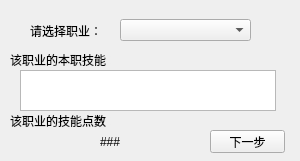
This is UI/ChooseProfession_UI.ui in Chlamydomonos/coc7sys as Qt 5 draws it before an edit. The edited form follows.
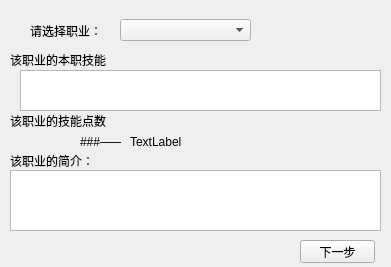
This is the edited form.

Diff of the .ui file:
```diff
--- a/UI/ChooseProfession_UI.ui
+++ b/UI/ChooseProfession_UI.ui
@@ -6,8 +6,8 @@
    <rect>
     <x>0</x>
     <y>0</y>
-    <width>300</width>
-    <height>161</height>
+    <width>391</width>
+    <height>267</height>
    </rect>
   </property>
   <property name="windowTitle">
@@ -65,8 +65,8 @@
   <widget class="QPushButton" name="next_step">
    <property name="geometry">
     <rect>
-     <x>210</x>
-     <y>130</y>
+     <x>300</x>
+     <y>240</y>
      <width>75</width>
      <height>23</height>
     </rect>
@@ -80,7 +80,7 @@
     <rect>
      <x>20</x>
      <y>70</y>
-     <width>256</width>
+     <width>361</width>
      <height>41</height>
     </rect>
    </property>
@@ -88,9 +88,9 @@
   <widget class="QLabel" name="skill_points">
    <property name="geometry">
     <rect>
-     <x>100</x>
+     <x>80</x>
      <y>131</y>
-     <width>54</width>
+     <width>21</width>
      <height>21</height>
     </rect>
    </property>
@@ -98,6 +98,55 @@
     <string>###</string>
    </property>
   </widget>
+  <widget class="QLabel" name="label_4">
+   <property name="geometry">
+    <rect>
+     <x>10</x>
+     <y>150</y>
+     <width>101</width>
+     <height>21</height>
+    </rect>
+   </property>
+   <property name="text">
+    <string>该职业的简介：</string>
+   </property>
+  </widget>
+  <widget class="QTextBrowser" name="introduction">
+   <property name="geometry">
+    <rect>
+     <x>10</x>
+     <y>170</y>
+     <width>371</width>
+     <height>61</height>
+    </rect>
+   </property>
+  </widget>
+  <widget class="QLabel" name="label_5">
+   <property name="geometry">
+    <rect>
+     <x>100</x>
+     <y>132</y>
+     <width>21</width>
+     <height>20</height>
+    </rect>
+   </property>
+   <property name="text">
+    <string>——</string>
+   </property>
+  </widget>
+  <widget class="QLabel" name="label_6">
+   <property name="geometry">
+    <rect>
+     <x>130</x>
+     <y>132</y>
+     <width>54</width>
+     <height>20</height>
+    </rect>
+   </property>
+   <property name="text">
+    <string>TextLabel</string>
+   </property>
+  </widget>
  </widget>
  <resources/>
  <connections/>
```
